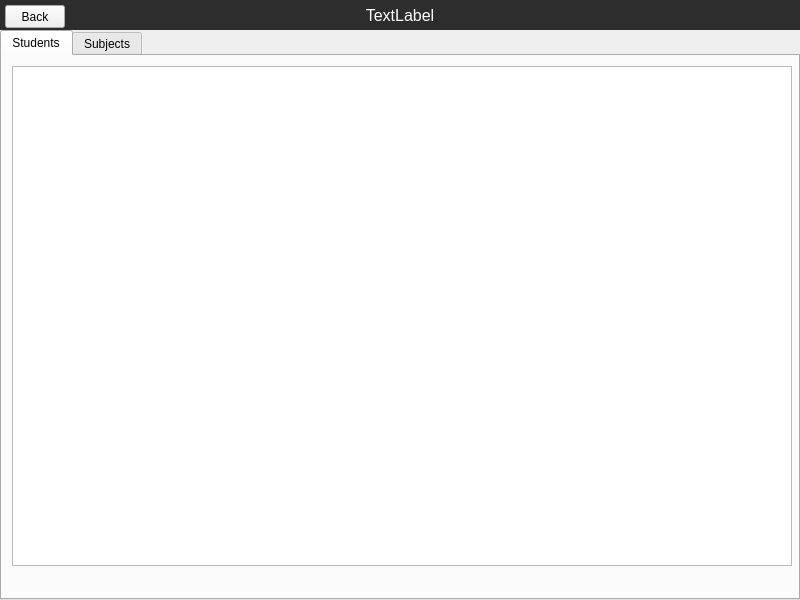
Old version of the form schoolmanagement/pkgcourse/layouts/detail.ui in the repository sohel2178/PYTHON_GUI.
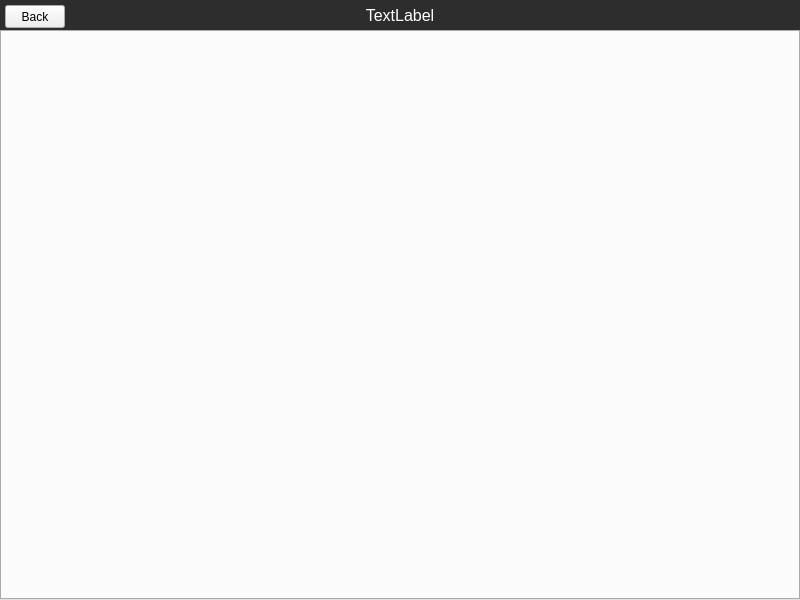
New version of the form.

The edit to the form file:
```diff
--- a/schoolmanagement/pkgcourse/layouts/detail.ui
+++ b/schoolmanagement/pkgcourse/layouts/detail.ui
@@ -66,42 +66,6 @@
    <property name="currentIndex">
     <number>0</number>
    </property>
-   <widget class="QWidget" name="tabStudent">
-    <attribute name="title">
-     <string>Students</string>
-    </attribute>
-    <widget class="QTableWidget" name="tableStudent">
-     <property name="geometry">
-      <rect>
-       <x>10</x>
-       <y>10</y>
-       <width>780</width>
-       <height>500</height>
-      </rect>
-     </property>
-     <attribute name="horizontalHeaderDefaultSectionSize">
-      <number>150</number>
-     </attribute>
-     <attribute name="horizontalHeaderShowSortIndicator" stdset="0">
-      <bool>true</bool>
-     </attribute>
-    </widget>
-   </widget>
-   <widget class="QWidget" name="tab_2">
-    <attribute name="title">
-     <string>Subjects</string>
-    </attribute>
-    <widget class="QTableWidget" name="tableSubject">
-     <property name="geometry">
-      <rect>
-       <x>10</x>
-       <y>10</y>
-       <width>780</width>
-       <height>500</height>
-      </rect>
-     </property>
-    </widget>
-   </widget>
   </widget>
   <zorder>lbl_course_name</zorder>
   <zorder>btn_back</zorder>
```
